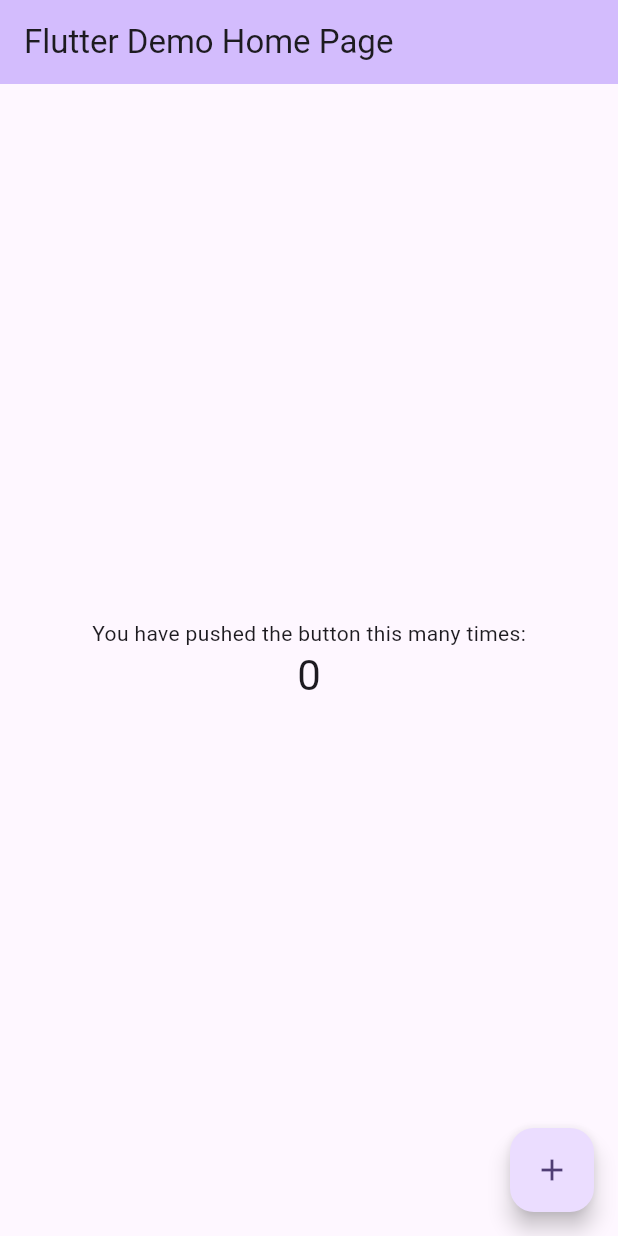
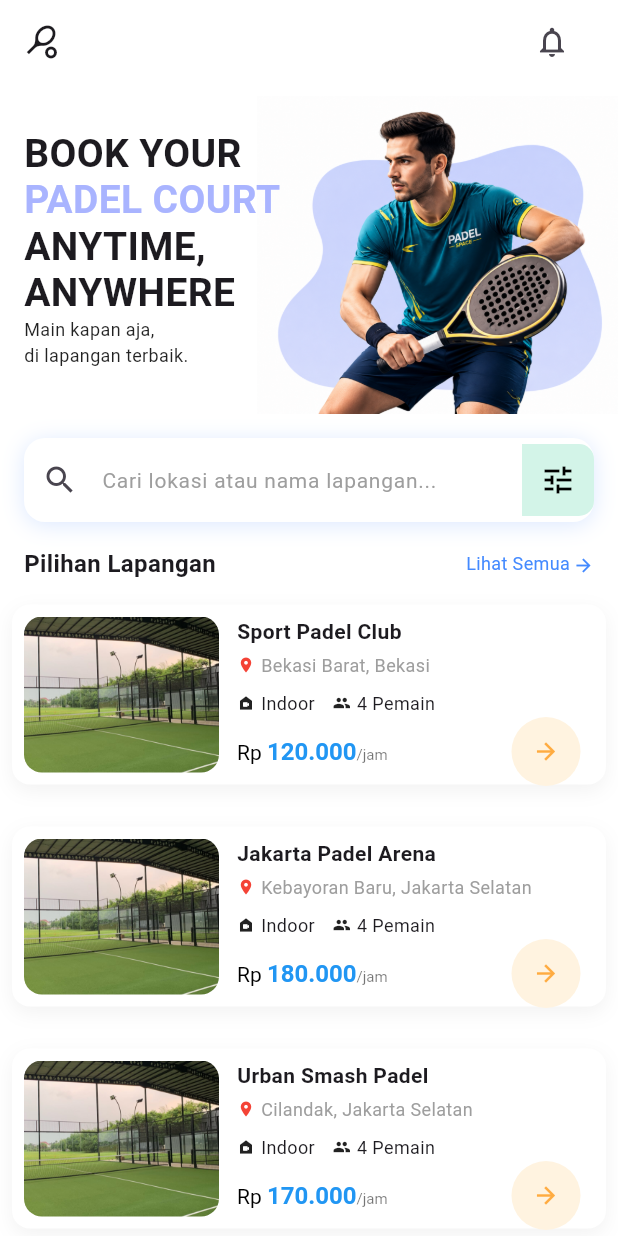
Before and after one commit to dandnirv7/padel-space, a Flutter app: the screen it shows after launch, on a phone screen of 412 x 824 dp. Run offline on Flutter 3.47's test engine with Material 3 defaults, Android fonts, the phone set to English and light mode, and no system bars; our stand-ins replace get.

Commit message:
feat(home): implement home screen UI

```diff
--- a/lib/main.dart
+++ b/lib/main.dart
@@ -1,122 +1,22 @@
 import 'package:flutter/material.dart';
+import 'package:get/get.dart';
+import 'package:padel_space/screens/home_screen.dart';
 
-void main() {
-  runApp(const MyApp());
+void main(List<String> args) {
+  runApp(const PadelSpaceApp());
 }
 
-class MyApp extends StatelessWidget {
-  const MyApp({super.key});
+class PadelSpaceApp extends StatelessWidget {
+  const PadelSpaceApp({super.key});
 
-  // This widget is the root of your application.
   @override
   Widget build(BuildContext context) {
-    return MaterialApp(
-      title: 'Flutter Demo',
-      theme: ThemeData(
-        // This is the theme of your application.
-        //
-        // TRY THIS: Try running your application with "flutter run". You'll see
-        // the application has a purple toolbar. Then, without quitting the app,
-        // try changing the seedColor in the colorScheme below to Colors.green
-        // and then invoke "hot reload" (save your changes or press the "hot
-        // reload" button in a Flutter-supported IDE, or press "r" if you used
-        // the command line to start the app).
-        //
-        // Notice that the counter didn't reset back to zero; the application
-        // state is not lost during the reload. To reset the state, use hot
-        // restart instead.
-        //
-        // This works for code too, not just values: Most code changes can be
-        // tested with just a hot reload.
-        colorScheme: .fromSeed(seedColor: Colors.deepPurple),
-      ),
-      home: const MyHomePage(title: 'Flutter Demo Home Page'),
+    return GetMaterialApp(
+      title: 'Padel Space',
+      debugShowCheckedModeBanner: false,
+      theme: ThemeData(scaffoldBackgroundColor: Colors.white),
+      initialRoute: '/',
+      getPages: [GetPage(name: '/', page: () => HomeView())],
     );
   }
 }
-
-class MyHomePage extends StatefulWidget {
-  const MyHomePage({super.key, required this.title});
-
-  // This widget is the home page of your application. It is stateful, meaning
-  // that it has a State object (defined below) that contains fields that affect
-  // how it looks.
-
-  // This class is the configuration for the state. It holds the values (in this
-  // case the title) provided by the parent (in this case the App widget) and
-  // used by the build method of the State. Fields in a Widget subclass are
-  // always marked "final".
-
-  final String title;
-
-  @override
-  State<MyHomePage> createState() => _MyHomePageState();
-}
-
-class _MyHomePageState extends State<MyHomePage> {
-  int _counter = 0;
-
-  void _incrementCounter() {
-    setState(() {
-      // This call to setState tells the Flutter framework that something has
-      // changed in this State, which causes it to rerun the build method below
-      // so that the display can reflect the updated values. If we changed
-      // _counter without calling setState(), then the build method would not be
-      // called again, and so nothing would appear to happen.
-      _counter++;
-    });
-  }
-
-  @override
-  Widget build(BuildContext context) {
-    // This method is rerun every time setState is called, for instance as done
-    // by the _incrementCounter method above.
-    //
-    // The Flutter framework has been optimized to make rerunning build methods
-    // fast, so that you can just rebuild anything that needs updating rather
-    // than having to individually change instances of widgets.
-    return Scaffold(
-      appBar: AppBar(
-        // TRY THIS: Try changing the color here to a specific color (to
-        // Colors.amber, perhaps?) and trigger a hot reload to see the AppBar
-        // change color while the other colors stay the same.
-        backgroundColor: Theme.of(context).colorScheme.inversePrimary,
-        // Here we take the value from the MyHomePage object that was created by
-        // the App.build method, and use it to set our appbar title.
-        title: Text(widget.title),
-      ),
-      body: Center(
-        // Center is a layout widget. It takes a single child and positions it
-        // in the middle of the parent.
-        child: Column(
-          // Column is also a layout widget. It takes a list of children and
-          // arranges them vertically. By default, it sizes itself to fit its
-          // children horizontally, and tries to be as tall as its parent.
-          //
-          // Column has various properties to control how it sizes itself and
-          // how it positions its children. Here we use mainAxisAlignment to
-          // center the children vertically; the main axis here is the vertical
-          // axis because Columns are vertical (the cross axis would be
-          // horizontal).
-          //
-          // TRY THIS: Invoke "debug painting" (choose the "Toggle Debug Paint"
-          // action in the IDE, or press "p" in the console), to see the
-          // wireframe for each widget.
-          mainAxisAlignment: .center,
-          children: [
-            const Text('You have pushed the button this many times:'),
-            Text(
-              '$_counter',
-              style: Theme.of(context).textTheme.headlineMedium,
-            ),
-          ],
-        ),
-      ),
-      floatingActionButton: FloatingActionButton(
-        onPressed: _incrementCounter,
-        tooltip: 'Increment',
-        child: const Icon(Icons.add),
-      ),
-    );
-  }
-}
--- /dev/null
+++ b/lib/screens/home_screen.dart
@@ -0,0 +1,518 @@
+import 'package:flutter/material.dart';
+import 'package:get/get.dart';
+import 'package:padel_space/screens/detail_court_screen.dart';
+
+class HomeController extends GetxController {
+  var searchText = ''.obs;
+
+  void resetSearch() {
+    searchText.value = '';
+    filteredCourts.assignAll(allCourts);
+  }
+
+  var allCourts = <Map<String, String>>[
+    {
+      'name': 'Sport Padel Club',
+      'location': 'Bekasi Barat, Bekasi',
+      'price': '120.000',
+    },
+    {
+      'name': 'Jakarta Padel Arena',
+      'location': 'Kebayoran Baru, Jakarta Selatan',
+      'price': '180.000',
+    },
+    {
+      'name': 'Urban Smash Padel',
+      'location': 'Cilandak, Jakarta Selatan',
+      'price': '170.000',
+    },
+    {
+      'name': 'Depok Padel House',
+      'location': 'Beji, Depok',
+      'price': '140.000',
+    },
+    {
+      'name': 'Bogor Padel Center',
+      'location': 'Bogor Tengah, Bogor',
+      'price': '135.000',
+    },
+    {
+      'name': 'Tangerang Padel Club',
+      'location': 'BSD City, Tangerang',
+      'price': '160.000',
+    },
+    {
+      'name': 'Serpong Elite Padel',
+      'location': 'Serpong, Tangerang Selatan',
+      'price': '175.000',
+    },
+    {
+      'name': 'Bekasi Padel Arena',
+      'location': 'Bekasi Utara, Bekasi',
+      'price': '130.000',
+    },
+    {
+      'name': 'Green Court Padel',
+      'location': 'Bekasi Timur, Bekasi',
+      'price': '125.000',
+    },
+    {
+      'name': 'Victory Padel Club',
+      'location': 'Cibubur, Jakarta Timur',
+      'price': '150.000',
+    },
+  ].obs;
+
+  var filteredCourts = <Map<String, String>>[].obs;
+
+  @override
+  void onInit() {
+    super.onInit();
+    filteredCourts.assignAll(allCourts);
+  }
+
+  void search(String value) {
+    searchText.value = value;
+
+    if (value.isEmpty) {
+      filteredCourts.assignAll(allCourts);
+    } else {
+      filteredCourts.value = allCourts.where((court) {
+        final name = court['name']!.toLowerCase();
+        final location = court['location']!.toLowerCase();
+        final keyword = value.toLowerCase();
+
+        return name.contains(keyword) || location.contains(keyword);
+      }).toList();
+    }
+  }
+}
+
+class HomeView extends StatelessWidget {
+  HomeView({super.key});
+
+  final HomeController controller = Get.put(HomeController());
+
+  @override
+  Widget build(BuildContext context) {
+    return Scaffold(
+      appBar: AppBar(
+        backgroundColor: Colors.transparent,
+        centerTitle: true,
+        elevation: 0,
+        scrolledUnderElevation: 0,
+        actionsPadding: EdgeInsets.symmetric(horizontal: 20),
+        surfaceTintColor: Colors.transparent,
+        leading: Icon(Icons.sports_tennis),
+        actions: [
+          IconButton(icon: Icon(Icons.notifications_none), onPressed: () {}),
+        ],
+      ),
+      backgroundColor: Color(0xFFFFFFFF),
+      body: SafeArea(
+        child: SingleChildScrollView(
+          child: Column(
+            children: [
+              _heroSection(),
+
+              const SizedBox(height: 16),
+
+              _searchLocationCourt(controller: controller),
+
+              const SizedBox(height: 16),
+
+              // TITLE
+              Padding(
+                padding: const EdgeInsets.symmetric(horizontal: 16),
+                child: Row(
+                  mainAxisAlignment: MainAxisAlignment.spaceBetween,
+                  children: const [
+                    Text(
+                      "Pilihan Lapangan",
+                      style: TextStyle(
+                        fontSize: 16,
+                        fontWeight: FontWeight.bold,
+                      ),
+                    ),
+                    Center(
+                      child: Row(
+                        mainAxisSize: MainAxisSize.min,
+                        crossAxisAlignment: CrossAxisAlignment.end,
+                        textBaseline: TextBaseline.alphabetic,
+                        children: [
+                          Text(
+                            "Lihat Semua",
+                            style: TextStyle(
+                              color: Colors.blueAccent,
+                              fontSize: 12,
+                            ),
+                          ),
+                          SizedBox(width: 2),
+                          Icon(
+                            Icons.arrow_forward,
+                            size: 14,
+                            color: Colors.blueAccent,
+                          ),
+                        ],
+                      ),
+                    ),
+                  ],
+                ),
+              ),
+
+              const SizedBox(height: 8),
+
+              // LIST COURT (IMPORTANT)
+              Obx(() {
+                return ListView.builder(
+                  shrinkWrap: true,
+                  physics: const NeverScrollableScrollPhysics(),
+                  itemCount: controller.filteredCourts.length,
+                  itemBuilder: (context, index) {
+                    final court = controller.filteredCourts[index];
+                    return _buildCourtCard(context, court);
+                  },
+                );
+              }),
+              const SizedBox(height: 20),
+            ],
+          ),
+        ),
+      ),
+    );
+  }
+}
+
+class _heroSection extends StatelessWidget {
+  const _heroSection({super.key});
+
+  @override
+  Widget build(BuildContext context) {
+    return SizedBox(
+      height: 220,
+      child: Stack(
+        children: [
+          // BACKGROUND IMAGE (KANAN)
+          Positioned(
+            right: 0, // sedikit keluar biar aesthetic
+            bottom: 0,
+            child: Image.asset(
+              'assets/images/hero_padel_player_pastel.png',
+              height: 212,
+              fit: BoxFit.contain,
+            ),
+          ),
+
+          // TEXT (KIRI)
+          Padding(
+            padding: const EdgeInsets.symmetric(horizontal: 16),
+            child: Align(
+              alignment: Alignment.centerLeft,
+              child: Column(
+                mainAxisAlignment: MainAxisAlignment.center,
+                crossAxisAlignment: CrossAxisAlignment.start,
+                children: const [
+                  Text(
+                    'BOOK YOUR',
+                    style: TextStyle(
+                      fontSize: 26,
+                      fontWeight: FontWeight.bold,
+                      height: 1.2,
+                    ),
+                  ),
+
+                  Text(
+                    'PADEL COURT',
+                    style: TextStyle(
+                      fontSize: 26,
+                      fontWeight: FontWeight.bold,
+                      height: 1.2,
+                      color: Color(0xFFA9B4FF),
+                    ),
+                  ),
+
+                  Text(
+                    'ANYTIME,\nANYWHERE',
+                    style: TextStyle(
+                      fontSize: 26,
+                      fontWeight: FontWeight.bold,
+                      height: 1.2,
+                    ),
+                  ),
+
+                  // SizedBox(height: 8),
+                  Text(
+                    'Main kapan aja,\ndi lapangan terbaik.',
+                    style: TextStyle(fontSize: 12, color: Colors.black87),
+                  ),
+                ],
+              ),
+            ),
+          ),
+        ],
+      ),
+    );
+  }
+}
+
+class _searchLocationCourt extends StatelessWidget {
+  const _searchLocationCourt({required this.controller});
+
+  final HomeController controller;
+
+  @override
+  Widget build(BuildContext context) {
+    return Padding(
+      padding: const EdgeInsets.symmetric(horizontal: 16),
+      child: Container(
+        decoration: BoxDecoration(
+          color: Colors.white,
+          borderRadius: BorderRadius.circular(14),
+
+          boxShadow: [
+            BoxShadow(
+              color: Color(0xFFDCE8FF),
+              blurRadius: 12,
+              offset: const Offset(0, 2),
+            ),
+          ],
+        ),
+
+        child: TextField(
+          onChanged: controller.search,
+
+          decoration: InputDecoration(
+            hintText: "Cari lokasi atau nama lapangan...",
+            hintStyle: const TextStyle(fontSize: 14, color: Colors.grey),
+
+            prefixIcon: const Icon(Icons.search),
+
+            suffixIcon: Padding(
+              padding: const EdgeInsets.all(0),
+              child: GestureDetector(
+                onTap: () {
+                  Get.bottomSheet(
+                    backgroundColor: Colors.white,
+                    Container(
+                      padding: const EdgeInsets.all(16),
+                      child: Column(
+                        mainAxisSize: MainAxisSize.min,
+                        children: [
+                          const Text("Filter Lokasi"),
+
+                          ListTile(
+                            title: const Text("Jakarta"),
+                            onTap: () {
+                              controller.search("jakarta");
+                              Get.back();
+                            },
+                          ),
+
+                          ListTile(
+                            title: const Text("Bogor"),
+                            onTap: () {
+                              controller.search("bogor");
+                              Get.back();
+                            },
+                          ),
+
+                          ListTile(
+                            title: const Text("Bekasi"),
+                            onTap: () {
+                              controller.search("bekasi");
+                              Get.back();
+                            },
+                          ),
+
+                          ListTile(
+                            title: const Text("Depok"),
+                            onTap: () {
+                              controller.search("depok");
+                              Get.back();
+                            },
+                          ),
+
+                          ListTile(
+                            title: const Text("Tangerang"),
+                            onTap: () {
+                              controller.search("tangerang");
+                              Get.back();
+                            },
+                          ),
+
+                          ListTile(
+                            title: const Text("Reset"),
+                            onTap: () {
+                              controller.resetSearch();
+                              Get.back();
+                            },
+                          ),
+                        ],
+                      ),
+                    ),
+                  );
+                },
+
+                child: Container(
+                  width: 48,
+                  height: 48,
+                  decoration: BoxDecoration(
+                    color: const Color(0xFFD3F4E8),
+                    borderRadius: BorderRadius.only(
+                      topRight: Radius.circular(10),
+                      bottomRight: Radius.circular(10),
+                    ),
+                  ),
+                  child: const Icon(Icons.tune, color: Colors.black, size: 24),
+                ),
+              ),
+            ),
+            border: InputBorder.none,
+            contentPadding: const EdgeInsets.all(16),
+          ),
+        ),
+      ),
+    );
+  }
+}
+
+Widget _buildCourtCard(BuildContext context, Map<String, String> court) {
+  return Padding(
+    padding: const EdgeInsets.all(8.0),
+    child: Container(
+      height: 120,
+      margin: const EdgeInsets.only(bottom: 12),
+      padding: const EdgeInsets.all(8),
+      decoration: BoxDecoration(
+        color: Colors.white,
+        borderRadius: BorderRadius.circular(12),
+        boxShadow: [
+          BoxShadow(
+            color: Colors.black.withValues(alpha: 0.05),
+            blurRadius: 10,
+            offset: const Offset(0, 4),
+          ),
+        ],
+      ),
+
+      child: Row(
+        children: [
+          // IMAGE
+          Container(
+            width: 130,
+            decoration: BoxDecoration(
+              borderRadius: BorderRadius.circular(12),
+              image: const DecorationImage(
+                image: AssetImage('assets/images/court.jpg'),
+                fit: BoxFit.cover,
+              ),
+            ),
+          ),
+
+          const SizedBox(width: 12),
+
+          // CONTENT
+          Expanded(
+            child: Column(
+              crossAxisAlignment: CrossAxisAlignment.start,
+              children: [
+                Text(
+                  court['name']!,
+                  style: const TextStyle(fontWeight: FontWeight.bold),
+                ),
+
+                const SizedBox(height: 4),
+
+                Row(
+                  children: [
+                    Icon(Icons.location_on, size: 12, color: Colors.red),
+                    SizedBox(width: 4),
+                    Text(
+                      court['location']!,
+                      style: TextStyle(fontSize: 12, color: Colors.grey),
+                    ),
+                  ],
+                ),
+
+                const SizedBox(height: 8),
+
+                Row(
+                  children: const [
+                    Icon(Icons.camera_indoor, size: 12),
+                    SizedBox(width: 4),
+                    Text("Indoor", style: TextStyle(fontSize: 12)),
+
+                    SizedBox(width: 12),
+
+                    Icon(Icons.people, size: 12),
+                    SizedBox(width: 4),
+                    Text("4 Pemain", style: TextStyle(fontSize: 12)),
+                  ],
+                ),
+
+                const Spacer(),
+
+                Row(
+                  mainAxisAlignment: MainAxisAlignment.spaceBetween,
+                  children: [
+                    // PRICE
+                    RichText(
+                      text: TextSpan(
+                        children: [
+                          const TextSpan(
+                            text: "Rp ",
+                            style: TextStyle(color: Colors.black),
+                          ),
+                          TextSpan(
+                            text: court['price'],
+                            style: const TextStyle(
+                              color: Colors.blue,
+                              fontWeight: FontWeight.bold,
+                              fontSize: 16,
+                            ),
+                          ),
+                          const TextSpan(
+                            text: "/jam",
+                            style: TextStyle(
+                              color: Colors.black54,
+                              fontSize: 10,
+                            ),
+                          ),
+                        ],
+                      ),
+                    ),
+
+                    Center(
+                      child: ElevatedButton(
+                        onPressed: () {
+                          Navigator.push(
+                            context,
+                            MaterialPageRoute(
+                              builder: (context) =>
+                                  DetailCourtPage(court: court),
+                            ),
+                          );
+                        },
+                        style: ElevatedButton.styleFrom(
+                          shape: const CircleBorder(),
+                          padding: const EdgeInsets.all(14),
+                          backgroundColor: const Color(0xFFFFF3E0),
+                          elevation: 0,
+                        ),
+                        child: const Icon(
+                          Icons.arrow_forward,
+                          size: 18,
+                          color: Colors.orangeAccent,
+                        ),
+                      ),
+                    ),
+                  ],
+                ),
+              ],
+            ),
+          ),
+        ],
+      ),
+    ),
+  );
+}
--- a/pubspec.yaml
+++ b/pubspec.yaml
@@ -2,7 +2,7 @@ name: padel_space
 description: "A new Flutter project."
 # The following line prevents the package from being accidentally published to
 # pub.dev using `flutter pub publish`. This is preferred for private packages.
-publish_to: 'none' # Remove this line if you wish to publish to pub.dev
+publish_to: "none" # Remove this line if you wish to publish to pub.dev
 
 # The following defines the version and build number for your application.
 # A version number is three numbers separated by dots, like 1.2.43
@@ -52,14 +52,14 @@ dev_dependencies:
 
 # The following section is specific to Flutter packages.
 flutter:
-
   # The following line ensures that the Material Icons font is
   # included with your application, so that you can use the icons in
   # the material Icons class.
   uses-material-design: true
 
   # To add assets to your application, add an assets section, like this:
-  # assets:
+  assets:
+    - assets/images/
   #   - images/a_dot_burr.jpeg
   #   - images/a_dot_ham.jpeg
 
```
Also changed, not shown: assets/images/court.jpg (added), assets/images/hero_padel_player_pastel.png (added), 1 other file.
